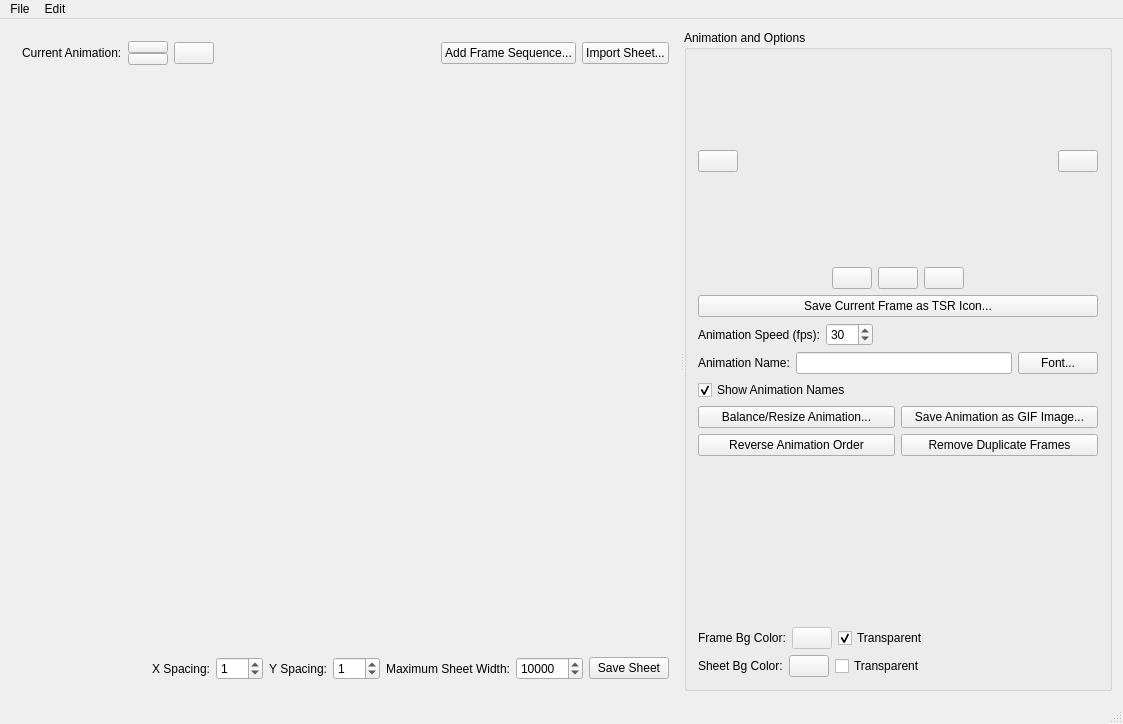
Above: MainWindow.ui from meh2481/SpriteSheeter before the change. Below: the same form after it.
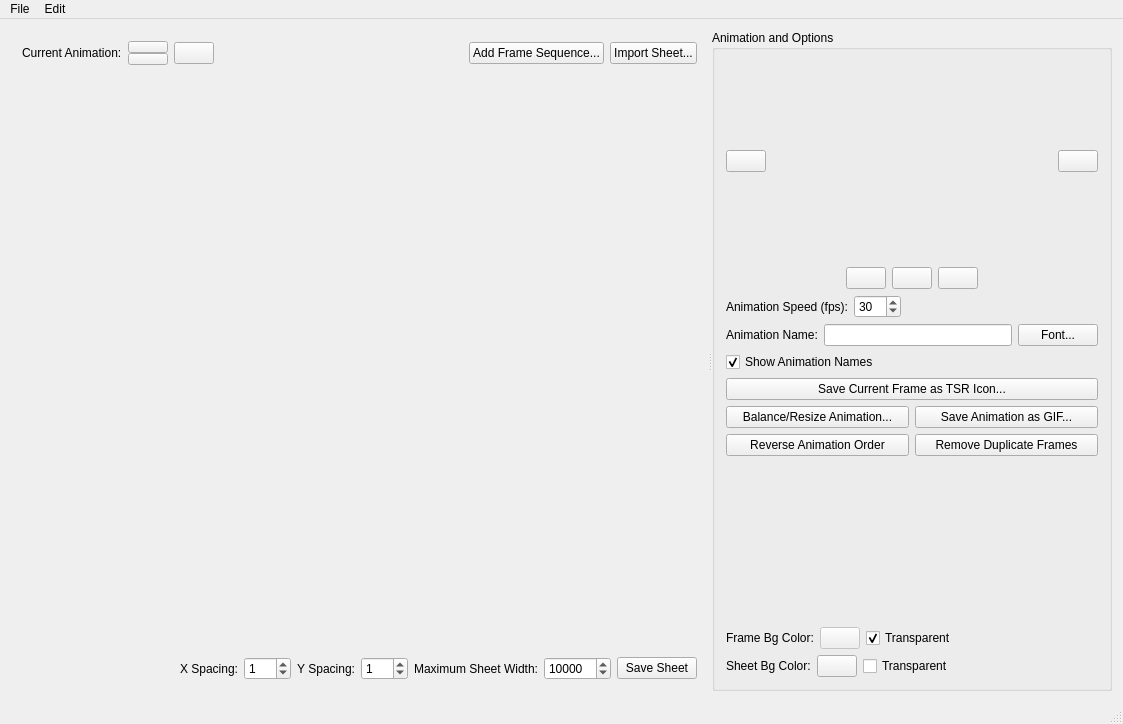
That is the form after the change. Icons and pictures are not drawn. Custom widgets are drawn as their Qt base class.

Commit message: Fix animation skip bug

The edit to the form file:
```diff
--- a/MainWindow.ui
+++ b/MainWindow.ui
@@ -438,13 +438,6 @@
             </item>
            </layout>
           </item>
-          <item>
-           <widget class="QPushButton" name="saveFrameButton">
-            <property name="text">
-             <string>Save Current Frame as TSR Icon...</string>
-            </property>
-           </widget>
-          </item>
           <item>
            <layout class="QHBoxLayout" name="horizontalLayout_6">
             <item>
@@ -523,6 +516,13 @@
             </property>
            </widget>
           </item>
+          <item>
+           <widget class="QPushButton" name="saveFrameButton">
+            <property name="text">
+             <string>Save Current Frame as TSR Icon...</string>
+            </property>
+           </widget>
+          </item>
           <item>
            <layout class="QHBoxLayout" name="horizontalLayout_15">
             <property name="topMargin">
@@ -541,7 +541,7 @@
                <string>Export the currently selected animation as a GIF image (Note: May degrade quality)</string>
               </property>
               <property name="text">
-               <string>Save Animation as GIF Image...</string>
+               <string>Save Animation as GIF...</string>
               </property>
              </widget>
             </item>
```
The commit also changes 2 other files.
